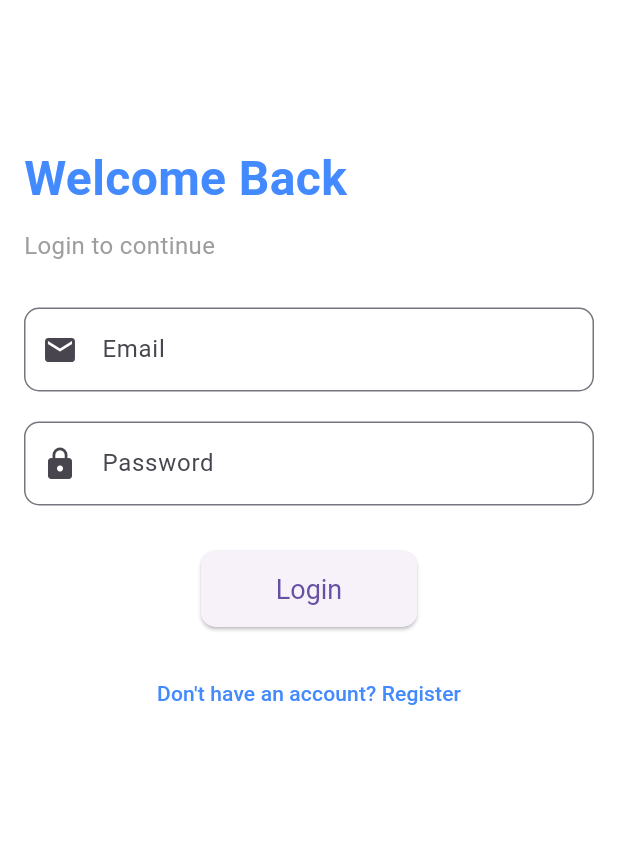
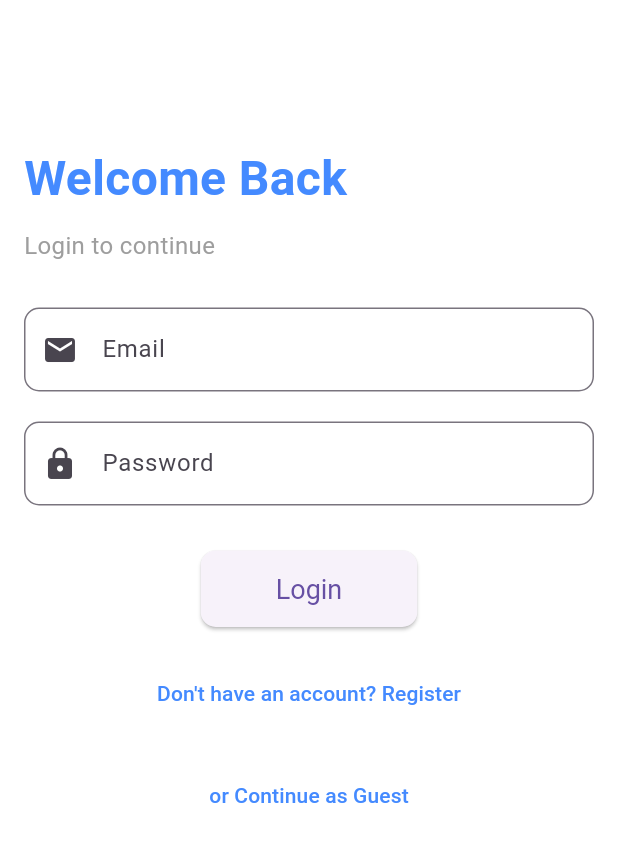
Before and after one commit to zulfanzidni/BeritaKu, a Flutter app: the screen it shows after launch, on a phone screen of 412 x 824 dp. Shown: the top 842 px of the screen. Run offline on Flutter 3.47's test engine with Material 3 defaults, Android fonts, the phone set to English and light mode, and no system bars; our stand-ins replace cloud_firestore, firebase_auth, firebase_core, fluttertoast; accounts and stored records are empty.

Commit message:
Implementing Conditional home_page for User and Guest account

```diff
--- a/lib/login_page.dart
+++ b/lib/login_page.dart
@@ -129,6 +129,21 @@ class _LoginPageState extends State<LoginPage> {
                     ),
                   ),
                 ),
+                SizedBox(height: 20),
+                Center(
+                  child: TextButton(
+                    onPressed: () {
+                      Navigator.push(
+                        context,
+                        MaterialPageRoute(builder: (context) => HomePage()),
+                      );
+                    },
+                    child: Text(
+                      'or Continue as Guest',
+                      style: TextStyle(color: Colors.blueAccent),
+                    ),
+                  ),
+                ),
               ],
             ),
           ),
```
Also changed, not shown: lib/auth_service.dart (+10 -1 lines), lib/home_page.dart (+8 -2 lines).
